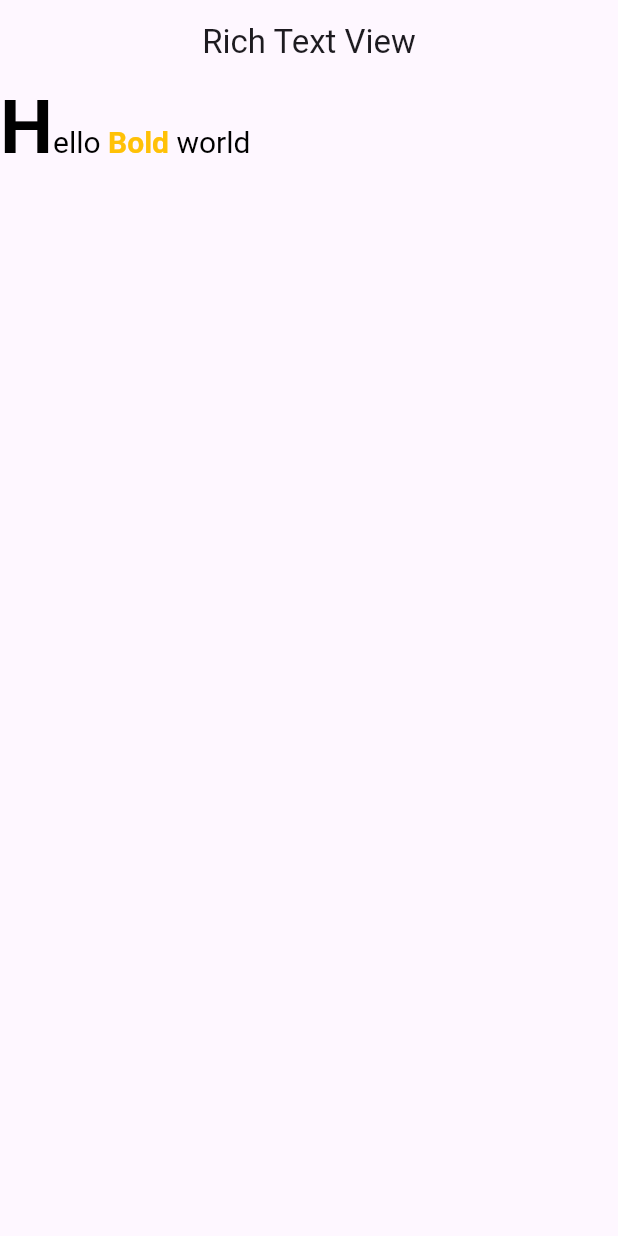
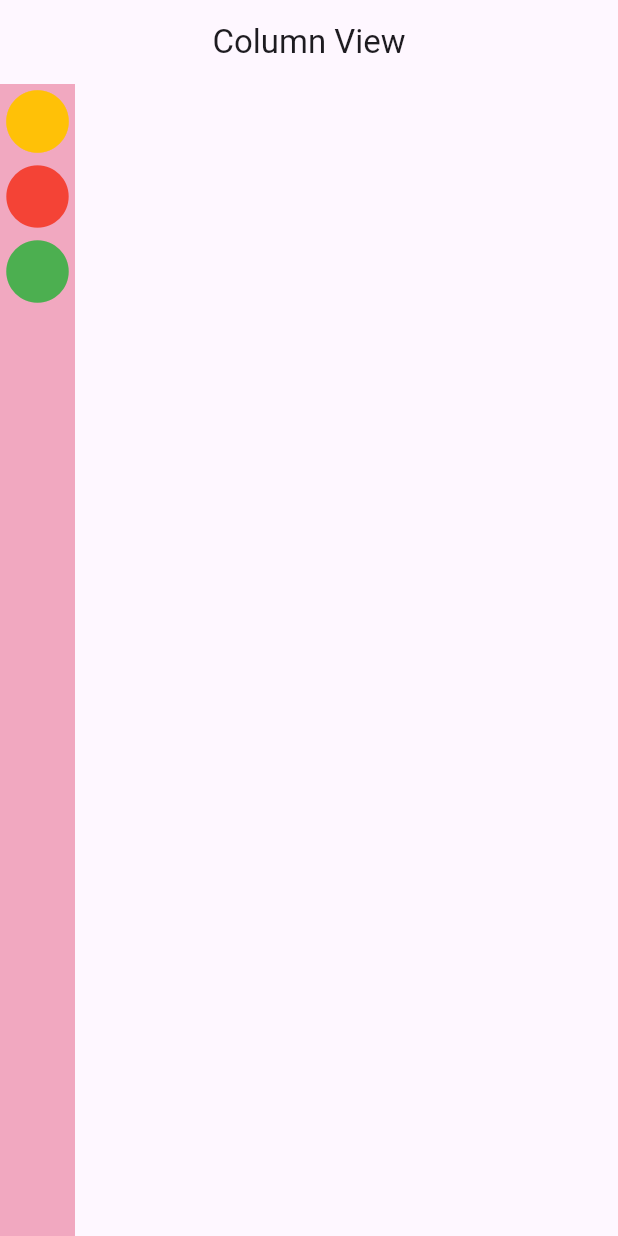
Before and after one commit to manishaa8981/assig_dart, a Flutter app: the screen it shows after launch, on a phone screen of 412 x 824 dp. Run offline on Flutter 3.47's test engine with Material 3 defaults, Android fonts, the phone set to English and light mode, and no system bars.

Commit message:
column View

```diff
--- a/lib/app.dart
+++ b/lib/app.dart
@@ -1,5 +1,4 @@
-import 'package:assig/view/dashboard.dart';
-import 'package:assig/view/rich_text_view.dart';
+import 'package:assig/view/column_view.dart';
 import 'package:flutter/material.dart';
 
 class Myapp extends StatelessWidget {
@@ -9,7 +8,7 @@ class Myapp extends StatelessWidget {
   Widget build(BuildContext context) {
     return MaterialApp(
       debugShowCheckedModeBanner: false,
-      home: RichTextView(),
+      home: ColumnView(),
     );
   }
 }
--- /dev/null
+++ b/lib/view/column_view.dart
@@ -0,0 +1,38 @@
+import 'package:flutter/material.dart';
+
+class ColumnView extends StatelessWidget {
+  const ColumnView({super.key});
+
+  @override
+  Widget build(BuildContext context) {
+    return Scaffold(
+      appBar: AppBar(
+        centerTitle: true,
+        title: Text('Column View'),
+      ),
+      body: Container(
+        color: const Color.fromARGB(255, 241, 168, 192),
+        child: Column(
+          mainAxisAlignment: MainAxisAlignment.start,
+          children: [
+            Icon(
+              Icons.circle,
+              size: 50,
+              color: Colors.amber,
+            ),
+            Icon(
+              Icons.circle,
+              size: 50,
+              color: Colors.red,
+            ),
+            Icon(
+              Icons.circle,
+              size: 50,
+              color: Colors.green,
+            )
+          ],
+        ),
+      ),
+    );
+  }
+}
```
